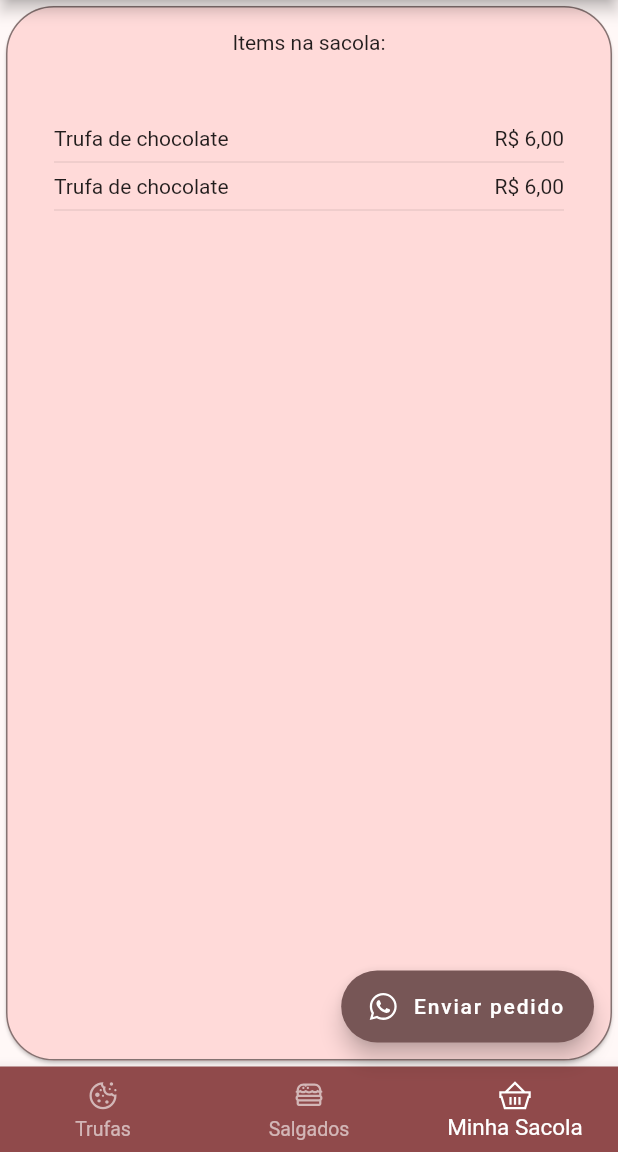
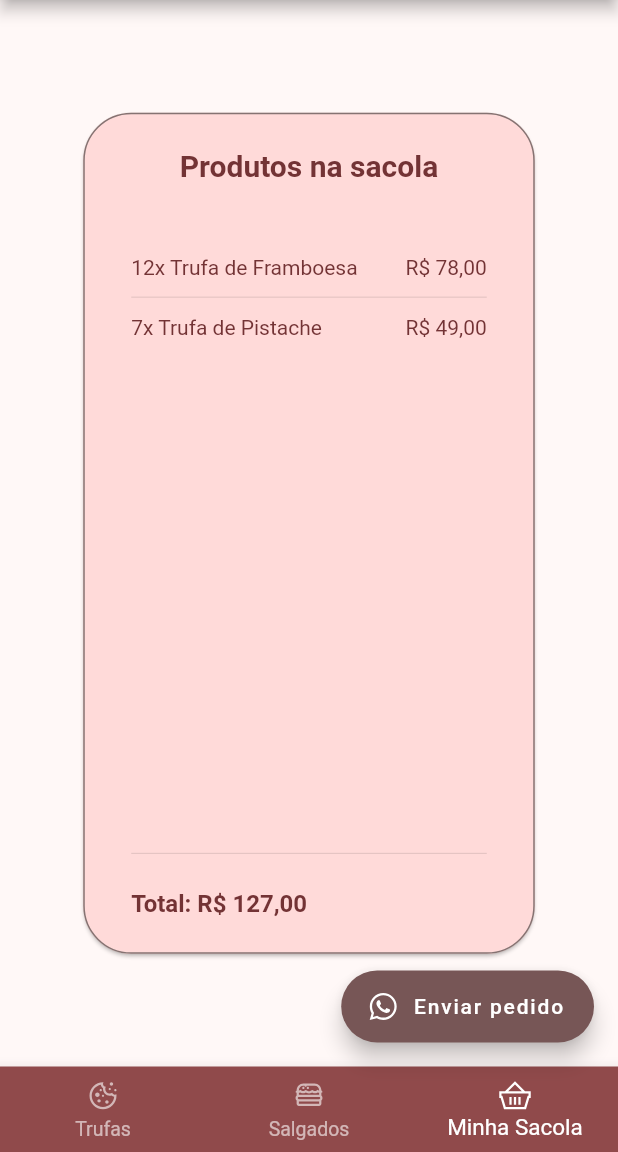
Before and after one commit to thiagoperea/cantinho_da_bru, a Flutter app: the screen it shows after launch, item 3 of the bottom bar chosen, on a phone screen of 412 x 824 dp, the part 84-1236 px from its top. Run offline on Flutter 3.47's test engine with Material 2 defaults, Android fonts, the phone set to English and light mode, and no system bars; our stand-ins replace line_icons.

Commit message:
creating shopping bag / refactors

```diff
--- /dev/null
+++ b/lib/data/shopping_bag_entry.dart
@@ -0,0 +1,9 @@
+import 'package:cantinho_da_bru/data/product_entry.dart';
+
+class ShoppingBagEntry {
+
+  final ProductEntry product;
+  final int quantity;
+
+  ShoppingBagEntry(this.product, this.quantity);
+}
--- a/lib/mock/mock_data.dart
+++ b/lib/mock/mock_data.dart
@@ -1,4 +1,5 @@
-import 'package:cantinho_da_bru/data/item_entry.dart';
+import 'package:cantinho_da_bru/data/product_entry.dart';
+import 'package:cantinho_da_bru/data/shopping_bag_entry.dart';
 
 class MockData {
   const MockData();
@@ -19,4 +20,16 @@ class MockData {
 
     return truffles;
   }
+
+  static List<ShoppingBagEntry> generateCart(){
+    List<ShoppingBagEntry> cartItems = [];
+
+    ProductEntry p1 = ProductEntry("Trufa de Framboesa", "Feita com framboesas frescas e cobertura de chocolate ao leite, essa trufa é o equilíbrio perfeito entre doce e azedo", 6.50);
+    ProductEntry p2 = new ProductEntry("Trufa de Pistache", "Com um recheio delicado de pistache e cobertura de chocolate branco, essa trufa é perfeita para quem busca um sabor sofisticado", 7.00);
+
+    cartItems.add(new ShoppingBagEntry(p1, 12));
+    cartItems.add(new ShoppingBagEntry(p2, 7));
+
+    return cartItems;
+  }
 }
--- a/lib/presentation/component/product_item.dart
+++ b/lib/presentation/component/product_item.dart
@@ -1,4 +1,4 @@
-import 'package:cantinho_da_bru/data/item_entry.dart';
+import 'package:cantinho_da_bru/data/product_entry.dart';
 import 'package:flutter/material.dart';
 import 'package:intl/intl.dart';
 
@@ -14,7 +14,7 @@ class ProductItem extends StatelessWidget {
     return Card(
       color: Theme.of(context).colorScheme.primaryContainer,
       shape: RoundedRectangleBorder(
-        side: BorderSide(color: Theme.of(context).colorScheme.outline),
+        side: BorderSide(color: Theme.of(context).colorScheme.outlineVariant),
         borderRadius: BorderRadius.circular(16.0),
       ),
       child: InkWell(
--- /dev/null
+++ b/lib/presentation/screen/shopping_bag/shopping_bag_list_item.dart
@@ -0,0 +1,39 @@
+import 'package:cantinho_da_bru/data/shopping_bag_entry.dart';
+import 'package:flutter/material.dart';
+import 'package:intl/intl.dart';
+
+class ShoppingBagListItem extends StatelessWidget {
+  ShoppingBagListItem({
+    Key? key,
+    required this.item,
+  }) : super(key: key);
+
+  final ShoppingBagEntry item;
+  final NumberFormat formatter = NumberFormat.simpleCurrency(locale: "pt_BR");
+
+  @override
+  Widget build(BuildContext context) {
+    String formattedValue = formatter.format(
+      item.product.value * item.quantity
+    );
+
+    return Row(
+      children: [
+        Expanded(
+          child: Text(
+            "${item.quantity}x ${item.product.name}",
+            style: Theme.of(context).textTheme.bodyMedium?.copyWith(
+                  color: Theme.of(context).colorScheme.onPrimaryContainer,
+                ),
+          ),
+        ),
+        Text(
+          formattedValue,
+          style: Theme.of(context).textTheme.bodyMedium?.copyWith(
+                color: Theme.of(context).colorScheme.onPrimaryContainer,
+              ),
+        )
+      ],
+    );
+  }
+}
--- a/lib/presentation/screen/shopping_bag/shopping_bag_screen.dart
+++ b/lib/presentation/screen/shopping_bag/shopping_bag_screen.dart
@@ -1,13 +1,21 @@
+import 'package:cantinho_da_bru/data/shopping_bag_entry.dart';
+import 'package:cantinho_da_bru/mock/mock_data.dart';
 import 'package:cantinho_da_bru/presentation/component/loader.dart';
+import 'package:cantinho_da_bru/presentation/screen/shopping_bag/shopping_bag_list_item.dart';
 import 'package:flutter/material.dart';
+import 'package:intl/intl.dart';
 
 class ShoppingBagScreen extends StatelessWidget {
-  const ShoppingBagScreen({Key? key}) : super(key: key);
+  ShoppingBagScreen({Key? key}) : super(key: key);
 
   final bool isLoading = false;
+  final List<ShoppingBagEntry> cartList = MockData.generateCart();
+  final NumberFormat formatter = NumberFormat.simpleCurrency(locale: "pt_BR");
 
   @override
   Widget build(BuildContext context) {
+    String totalValue = formatter.format(sumBagValues());
+
     if (isLoading) {
       return Center(
         child: Loader(),
@@ -15,6 +23,9 @@ class ShoppingBagScreen extends StatelessWidget {
     }
 
     return Center(
+      child: FractionallySizedBox(
+        widthFactor: 0.75,
+        heightFactor: 0.8,
         child: Card(
           color: Theme.of(context).colorScheme.primaryContainer,
           shape: RoundedRectangleBorder(
@@ -22,33 +33,54 @@ class ShoppingBagScreen extends StatelessWidget {
             borderRadius: BorderRadius.circular(32.0),
           ),
           child: Padding(
-          padding: const EdgeInsets.symmetric(horizontal: 32, vertical: 16),
+            padding: const EdgeInsets.symmetric(horizontal: 32, vertical: 24),
             child: Column(
               children: [
-              Text("Items na sacola:"),
+                Text(
+                  "Produtos na sacola",
+                  style: Theme.of(context).textTheme.titleLarge?.copyWith(
+                        fontWeight: FontWeight.w700,
+                        color: Theme.of(context).colorScheme.onPrimaryContainer,
+                      ),
+                ),
                 SizedBox(height: 48),
-              Row(
-                children: [
                 Expanded(
-                    child: Text("Trufa de chocolate"),
+                  child: ListView.separated(
+                    itemBuilder: (context, index) => ShoppingBagListItem(item: cartList[index]),
+                    separatorBuilder: (context, index) => Divider(height: 24),
+                    itemCount: cartList.length,
                   ),
-                  Text("R\$ 6,00")
+                ),
+                Divider(),
+                SizedBox(height: 16),
+                Align(
+                  alignment: Alignment.centerLeft,
+                  child: Text(
+                    "Total: ${totalValue}",
+                    style: Theme.of(context).textTheme.titleMedium?.copyWith(
+                          color: Theme.of(context).colorScheme.onPrimaryContainer,
+                          fontWeight: FontWeight.w700,
+                        ),
+                  ),
+                )
               ],
             ),
-              Divider(), //TODO: create new divider
-              Row(
-                children: [
-                  Expanded(
-                    child: Text("Trufa de chocolate"),
-                  ),
-                  Text("R\$ 6,00")
-                ],
-              ),
-              Divider(),
-            ],
           ),
         ),
       ),
     );
   }
+
+  /***
+   * Sum each item's total value
+   */
+  double sumBagValues() {
+    double totalValue = 0.0;
+
+    cartList.forEach((element) {
+      totalValue += element.product.value * element.quantity;
+    });
+
+    return totalValue;
   }
+}
```
Also changed, not shown: lib/data/product_entry.dart (renamed from lib/data/item_entry.dart). Lines whose indentation alone changed are shown as unchanged.
